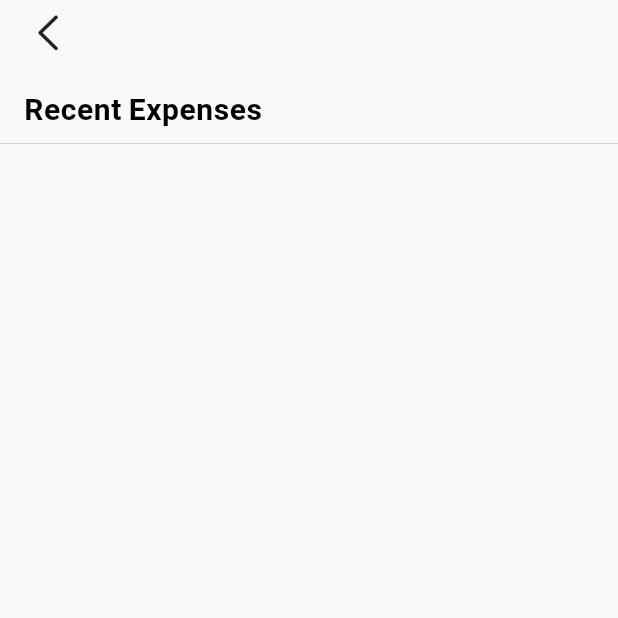
After one commit to NabinGrz/Expense-Tracker-Riverpod, a Flutter app: the screen it shows after launch, after a tap on an icon or button, on a phone screen of 412 x 824 dp, the top half of it. The commit adds this screen. Run offline on Flutter 3.47's test engine with Material 3 defaults, Android fonts, the phone set to English and light mode, and no system bars; our stand-ins replace cloud_firestore, firebase_core, flutter_svg, flutter_svg_provider, fluttertoast, google_fonts and 2 more; missing offline and left inert: haptic_feedback; accounts and stored records are empty; Roboto replaces fonts that are missing (Manrope).

Commit message:
feat: add search screen

```diff
--- /dev/null
+++ b/lib/features/home/screen/search_screen.dart
@@ -0,0 +1,109 @@
+import 'package:cloud_firestore/cloud_firestore.dart';
+import 'package:flutter/cupertino.dart';
+import 'package:flutter/material.dart';
+
+import '../../../helper/expense_query_helper.dart';
+import '../../../models/expense_model.dart';
+import '../../../shared/widget/expense_tile.dart';
+
+class SearchExpenseScreen extends StatefulWidget {
+  const SearchExpenseScreen({super.key});
+
+  @override
+  _SearchExpenseScreenState createState() => _SearchExpenseScreenState();
+}
+
+class _SearchExpenseScreenState extends State<SearchExpenseScreen> {
+  final List<DocumentSnapshot> _documents = [];
+  final ScrollController _scrollController = ScrollController();
+  DocumentSnapshot? _lastDocument;
+  bool _isLoading = false;
+  bool _hasMoreData = true;
+  final int _limit = 20;
+
+  @override
+  void initState() {
+    super.initState();
+    _loadExpenses();
+
+    _scrollController.addListener(() {
+      if (_scrollController.position.pixels >=
+              _scrollController.position.maxScrollExtent * 0.9 &&
+          !_isLoading &&
+          _hasMoreData) {
+        _loadExpenses();
+      }
+    });
+  }
+
+  Future<void> _loadExpenses() async {
+    setState(() {
+      _isLoading = true;
+    });
+
+    final snapshot = await ExpenseQueryHelper.getPaginatedExpenseAsFuture(
+      collectionPath: 'expenses',
+      limit: _limit,
+      lastDocument: _lastDocument,
+    );
+
+    if (snapshot != null && snapshot.docs.isNotEmpty) {
+      setState(() {
+        _documents.addAll(snapshot.docs);
+        _lastDocument = snapshot.docs.last;
+        _hasMoreData = snapshot.docs.length == _limit;
+        _isLoading = false;
+      });
+    } else {
+      setState(() {
+        _hasMoreData = false;
+        _isLoading = false;
+      });
+    }
+  }
+
+  @override
+  void dispose() {
+    _scrollController.dispose();
+    super.dispose();
+  }
+
+  @override
+  Widget build(BuildContext context) {
+    return Scaffold(
+      body: CustomScrollView(
+        controller: _scrollController,
+        slivers: [
+          CupertinoSliverNavigationBar(
+            leading: InkWell(
+              onTap: () => Navigator.of(context).pop(),
+              child: const Icon(CupertinoIcons.left_chevron),
+            ),
+            alwaysShowMiddle: true,
+            largeTitle: const Text(
+              'Recent Expenses',
+              style: TextStyle(fontFamily: 'Manrope', fontSize: 20),
+            ),
+          ),
+          SliverFixedExtentList(
+            itemExtent: 60.0,
+            delegate: SliverChildBuilderDelegate(
+              (BuildContext context, int index) {
+                if (index < _documents.length) {
+                  final expense = Expense.fromMap(
+                      _documents[index].data() as Map<String, dynamic>);
+                  return ExpenseTile(expenseData: expense, isFilter: false);
+                } else if (_isLoading) {
+                  return const Center(child: CircularProgressIndicator());
+                } else {
+                  return const SizedBox.shrink();
+                }
+              },
+              childCount: _documents.length + (_hasMoreData ? 1 : 0),
+            ),
+          ),
+        ],
+      ),
+    );
+  }
+}
--- a/lib/features/home/widgets/sliver_home_app_bar.dart
+++ b/lib/features/home/widgets/sliver_home_app_bar.dart
@@ -1,4 +1,5 @@
 import 'package:expense_tracker_flutter/features/filter/widgets/filter_type_widget.dart';
+import 'package:expense_tracker_flutter/features/home/screen/search_screen.dart';
 import 'package:expense_tracker_flutter/features/home/widgets/create_expense_dialog.dart';
 import 'package:flutter/cupertino.dart';
 import 'package:flutter/material.dart';
@@ -27,6 +28,15 @@ class SliverHomeAppBar extends StatelessWidget {
         ),
       ),
       actions: [
+        IconButton(
+          splashRadius: 20,
+          onPressed: () {
+            Navigator.of(context).push(CupertinoPageRoute(
+              builder: (context) => const SearchExpenseScreen(),
+            ));
+          },
+          icon: const Icon(CupertinoIcons.search),
+        ),
         IconButton(
           splashRadius: 20,
           onPressed: onRefresh,
--- a/lib/helper/expense_query_helper.dart
+++ b/lib/helper/expense_query_helper.dart
@@ -10,9 +10,25 @@ class ExpenseQueryHelper {
 
   static Stream<QuerySnapshot<Map<String, dynamic>>>? getExpense() =>
       FirebaseQueryHelper.getCollectionAsStream(collectionPath: "expenses");
+  static Stream<QuerySnapshot<Map<String, dynamic>>>? getPaginatedExpense(
+          int limit) =>
+      FirebaseQueryHelper.getPaginatedCollectionAsStream(
+          collectionPath: "expenses", limit: limit);
 
   static Future<QuerySnapshot<Map<String, dynamic>>>? getExpenseAsFuture() =>
       FirebaseQueryHelper.getCollectionAsFuture(collectionPath: "expenses");
+  static Future<QuerySnapshot<Map<String, dynamic>>>?
+      getPaginatedExpenseAsFuture({
+    required String collectionPath,
+    required int limit,
+    DocumentSnapshot? lastDocument,
+  }) =>
+          // FirebaseQueryHelper.getPaginatedCollectionAsFuture(
+          //     collectionPath: "expenses", limit: limit);
+          FirebaseQueryHelper.getPaginatedCollectionAsFuture(
+              collectionPath: collectionPath,
+              limit: limit,
+              lastDocument: lastDocument);
 
   static Stream<QuerySnapshot<Map<String, dynamic>>>? getExpenseCategory() =>
       FirebaseQueryHelper.getCollectionAsStream(
--- a/lib/helper/firebase_query_handler.dart
+++ b/lib/helper/firebase_query_handler.dart
@@ -14,6 +14,67 @@ class FirebaseQueryHelper {
     } on FirebaseException catch (e) {
       showSnackBar(
           message: e.message ?? "Something Went Wrong!!",
+          type: SnackBarTypes.Error);
+    }
+    return null;
+  }
+
+  static Stream<QuerySnapshot<Map<String, dynamic>>>?
+      getPaginatedCollectionAsStream(
+          {required String collectionPath, required int limit}) {
+    try {
+      final data = firebaseFireStore
+          .collection(collectionPath)
+          .orderBy('createAt')
+          .limit(limit)
+          .snapshots();
+      return data;
+    } on FirebaseException catch (e) {
+      showSnackBar(
+          message: e.message ?? "Something Went Wrong!!",
+          type: SnackBarTypes.Error);
+    }
+    return null;
+  }
+
+  // static Future<QuerySnapshot<Map<String, dynamic>>>?
+  //     getPaginatedCollectionAsFuture(
+  //         {required String collectionPath, required int limit}) {
+  //   try {
+  //     final data = firebaseFireStore
+  //         .collection(collectionPath)
+  //         .orderBy('createAt')
+  //         .limit(limit)
+  //         .get();
+  //     return data;
+  //   } on FirebaseException catch (e) {
+  //     showSnackBar(
+  //         message: e.message ?? "Something Went Wrong!!",
+  //         type: SnackBarTypes.Error);
+  //   }
+  //   return null;
+  // }
+  static Future<QuerySnapshot<Map<String, dynamic>>>?
+      getPaginatedCollectionAsFuture({
+    required String collectionPath,
+    required int limit,
+    DocumentSnapshot? lastDocument,
+  }) {
+    try {
+      var query = firebaseFireStore
+          .collection(collectionPath)
+          .orderBy('createAt')
+          .limit(limit);
+
+      // If lastDocument is provided, start the query after this document
+      if (lastDocument != null) {
+        query = query.startAfterDocument(lastDocument);
+      }
+
+      return query.get();
+    } on FirebaseException catch (e) {
+      showSnackBar(
+          message: e.message ?? "Something went wrong!",
           type: SnackBarTypes.Error);
     }
     return null;
--- a/lib/main.dart
+++ b/lib/main.dart
@@ -24,9 +24,11 @@ class MyApp extends StatelessWidget {
     return MaterialApp(
       debugShowCheckedModeBanner: false,
       title: 'Expense Tracker App',
+
       theme: ThemeData(
         colorScheme: ColorScheme.fromSeed(seedColor: AppColor.primary),
         fontFamily: GoogleFonts.poppins().fontFamily,
+        appBarTheme: AppBarTheme(backgroundColor: AppColor.primary),
         useMaterial3: false,
       ),
       home: const HomeScreen(),
--- a/lib/shared/provider/sort_by_provider.dart
+++ b/lib/shared/provider/sort_by_provider.dart
@@ -4,8 +4,10 @@ enum SortBy {
   none('None'),
   hightolow('High To Low Price'),
   lowtohigh('Low To High Price'),
-  highTolowDate('High To Low Date'),
-  lowTohighDate('Low To High Date');
+  highTolowDate('Latest To Old Date'),
+  lowTohighDate('Old To Latest Date'),
+  ascending('Ascending'),
+  descending('Descending');
 
   const SortBy(this.value);
   final String value;
--- a/lib/utils/expense_utils.dart
+++ b/lib/utils/expense_utils.dart
@@ -15,6 +15,10 @@ class ExpenseUtils {
           return b.createAt.compareTo(a.createAt);
         } else if (sortBy == SortBy.lowTohighDate) {
           return a.createAt.compareTo(b.createAt);
+        } else if (sortBy == SortBy.ascending) {
+          return a.name.compareTo(b.name);
+        } else if (sortBy == SortBy.descending) {
+          return a.name.compareTo(b.name);
         }
         return 0;
       },
```
Also changed, not shown: lib/extension/enum_extension.dart (+8 -4 lines), lib/features/home/screen/home_screen.dart (+8 -0 lines).
